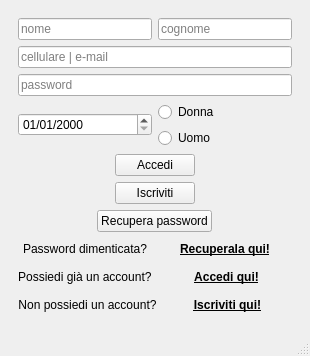
Qt form mainwindow.ui (CammelloDK/Form-Iscrizione-Login_Qt) before a commit.
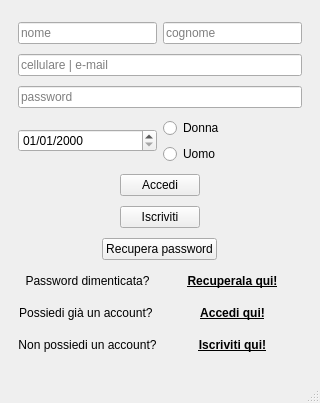
The same form after that commit.

```diff
--- a/mainwindow.ui
+++ b/mainwindow.ui
@@ -6,8 +6,8 @@
    <rect>
     <x>0</x>
     <y>0</y>
-    <width>310</width>
-    <height>340</height>
+    <width>320</width>
+    <height>403</height>
    </rect>
   </property>
   <property name="windowTitle">
@@ -37,6 +37,9 @@
            </item>
            <item>
             <widget class="QLineEdit" name="lncognome">
+             <property name="text">
+              <string/>
+             </property>
              <property name="placeholderText">
               <string>cognome</string>
              </property>
```
